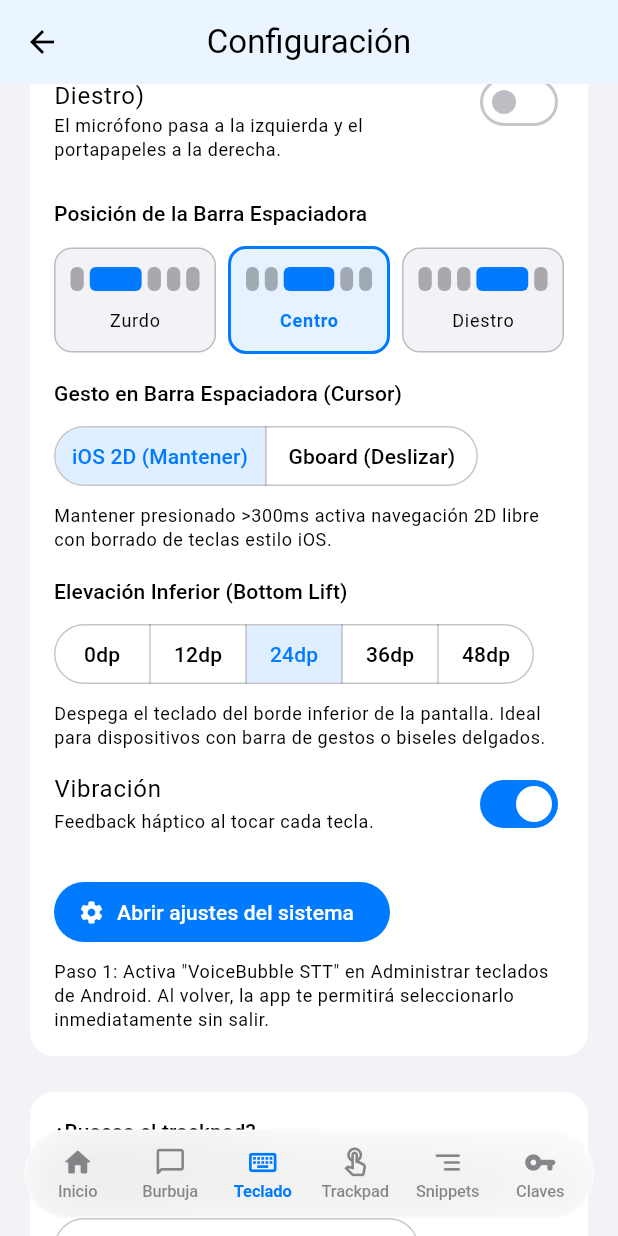
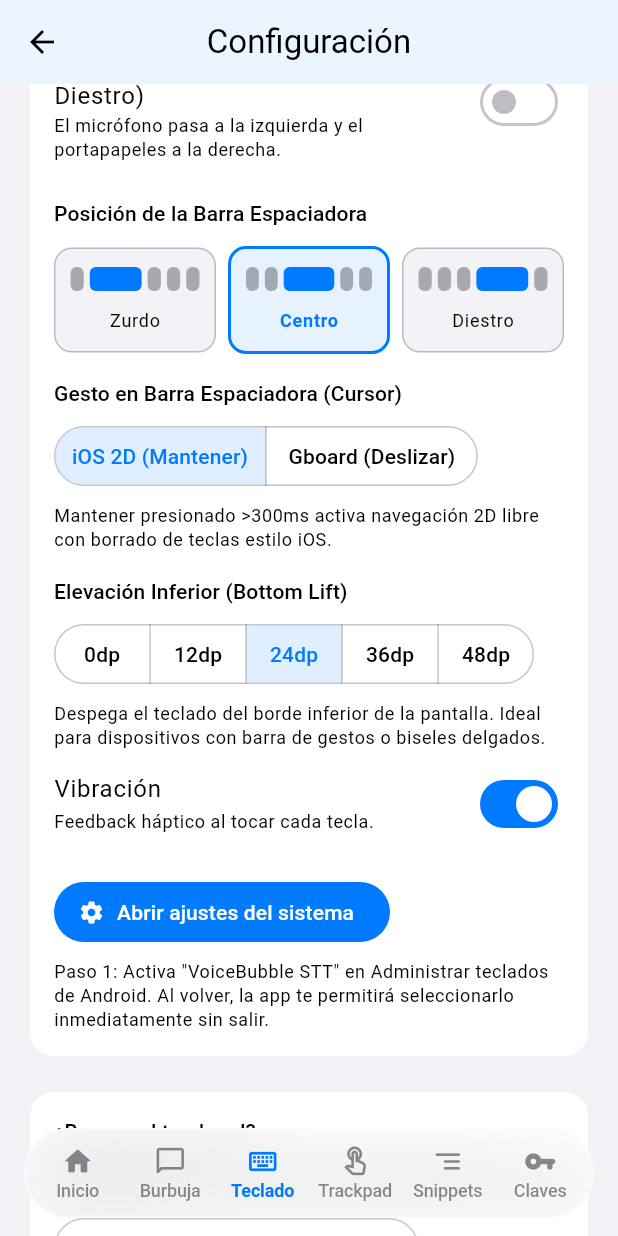
Before and after one commit to royleguiza/voice-bubble, a Flutter app: the SettingsScreen screen opened directly, item 3 of the bottom bar chosen, scrolled down 576 dp, on a phone screen of 412 x 824 dp. Run offline on Flutter 3.47's test engine with Material 3 defaults, Android fonts, the phone set to English and light mode, and no system bars; our stand-ins replace flutter_secure_storage, shared_preferences; missing offline and left inert: record; accounts and stored records are empty.

Commit message:
SPK-14: roles kTextSelected/Unselected/Meta + guard CI

```diff
--- a/app_source/lib/screens/settings/inicio_tab.dart
+++ b/app_source/lib/screens/settings/inicio_tab.dart
@@ -164,7 +164,7 @@ class InicioTab extends StatelessWidget {
               Text('Acerca de VoiceBubble'),
               Text(
                 'Versión, privacidad y qué hace la app',
-                style: TextStyle(fontSize: 12, fontWeight: FontWeight.w400),
+                style: kTextMeta,
               ),
             ],
           ),
--- a/app_source/lib/ui/design_tokens.dart
+++ b/app_source/lib/ui/design_tokens.dart
@@ -162,6 +162,25 @@ const TextStyle kTextCaption = TextStyle(
   letterSpacing: 0.0,
 );
 
+// SPK-14: 3 roles con nombre para énfasis (prohíbe TextStyle suelto).
+// Tab bar: 12sp mínimo (antes 11sp fuera de escala).
+const TextStyle kTextSelected = TextStyle(
+  fontSize: 12,
+  fontWeight: FontWeight.w600,
+  letterSpacing: -0.1,
+);
+
+const TextStyle kTextUnselected = TextStyle(
+  fontSize: 12,
+  fontWeight: FontWeight.w500,
+  letterSpacing: -0.1,
+);
+
+const TextStyle kTextMeta = TextStyle(
+  fontSize: 12,
+  fontWeight: FontWeight.w400,
+);
+
 // ---------------------------------------------------------------------------
 // Theme Data – Light
 // ---------------------------------------------------------------------------
--- a/app_source/lib/widgets/settings_tab_bar.dart
+++ b/app_source/lib/widgets/settings_tab_bar.dart
@@ -125,26 +125,16 @@ class SettingsTabBar extends StatelessWidget {
                       data.label,
                       maxLines: 1,
                       overflow: TextOverflow.ellipsis,
-                      style: TextStyle(
-                        fontSize: 11,
-                        fontWeight:
-                            isSelected ? FontWeight.w600 : FontWeight.w500,
-                        color: color,
-                        letterSpacing: -0.1,
-                      ),
+                      style: (isSelected ? kTextSelected : kTextUnselected)
+                          .copyWith(color: color),
                     )
                   else
                     AnimatedDefaultTextStyle(
                       duration: duration,
                       maxLines: 1,
                       overflow: TextOverflow.ellipsis,
-                      style: TextStyle(
-                        fontSize: 11,
-                        fontWeight:
-                            isSelected ? FontWeight.w600 : FontWeight.w500,
-                        color: color,
-                        letterSpacing: -0.1,
-                      ),
+                      style: (isSelected ? kTextSelected : kTextUnselected)
+                          .copyWith(color: color),
                       child: Text(data.label),
                     ),
                 ],
```
Also changed, not shown: 1 other file.
